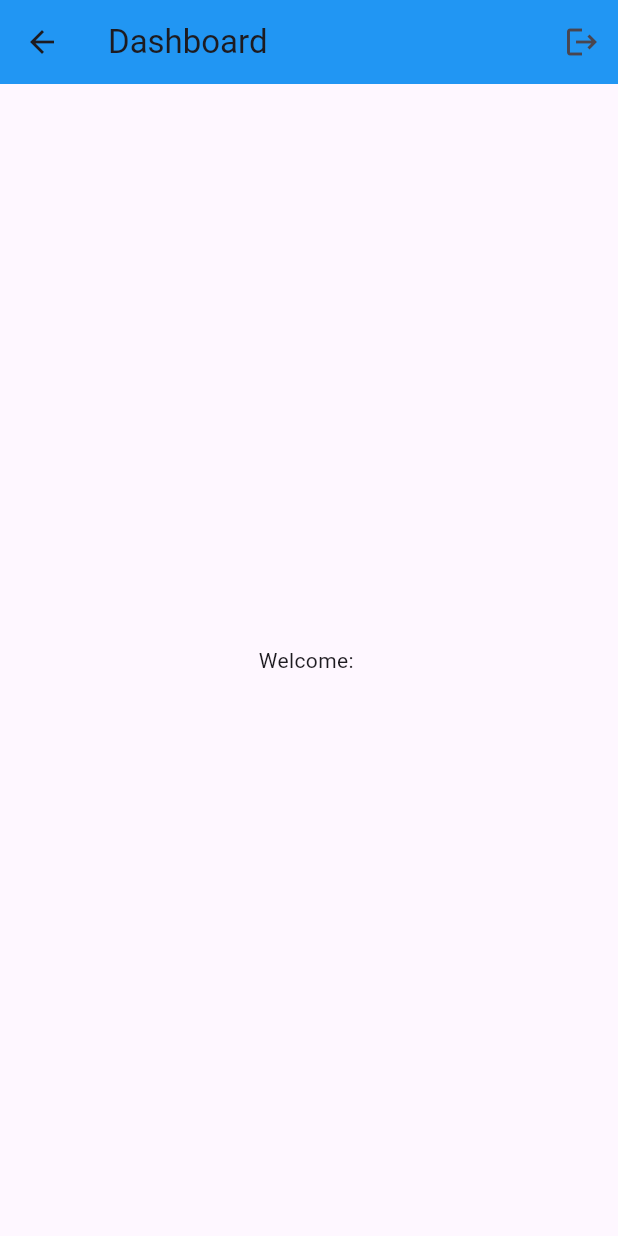
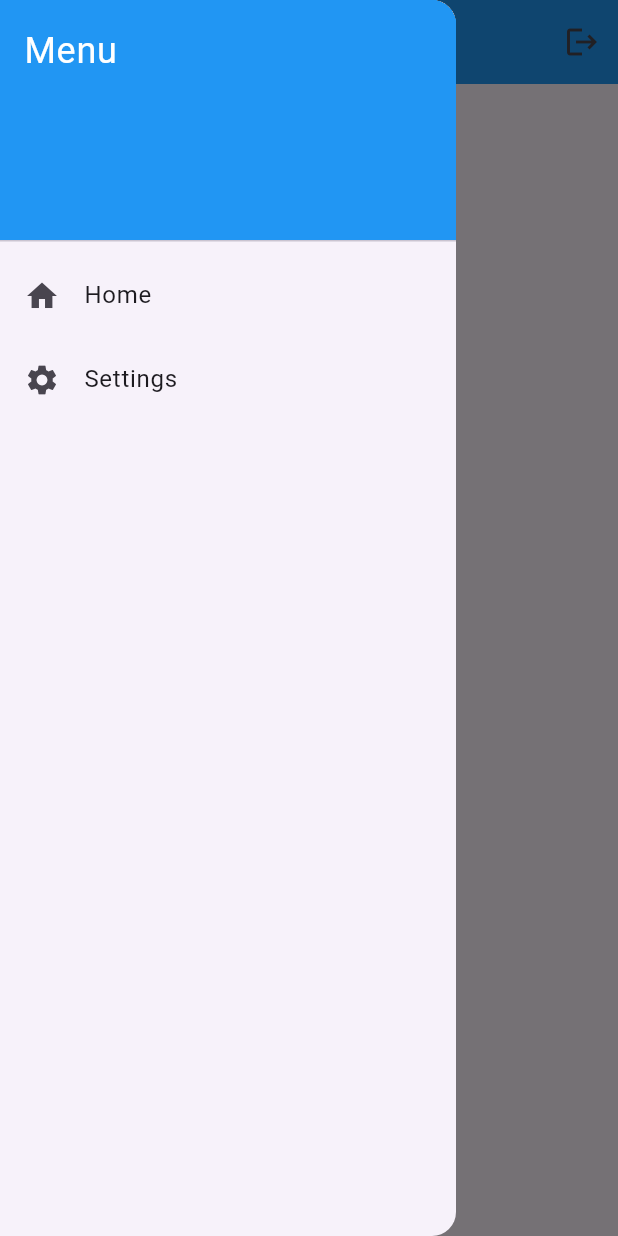
Before and after one commit to Ahnuf-Karim-Chowdhury/GMail-Manager-Flutter-App, a Flutter app: the screen it shows once a user with an empty profile is signed in, with the side drawer open (before the commit the screen has no drawer), on a phone screen of 412 x 824 dp. Run offline on Flutter 3.47's test engine with Material 3 defaults, Android fonts, the phone set to English and light mode, and no system bars; our stand-ins replace firebase_auth, firebase_core, flutter_svg, google_sign_in, logger; accounts and stored records are empty; generated files the repository leaves out were written again.

```diff
--- a/lib/components/sidebar.dart
+++ b/lib/components/sidebar.dart
@@ -1,6 +1,7 @@
 import 'package:flutter/material.dart';
 
-class Sidebar extends StatelessWidget {
+// ignore: use_key_in_widget_constructors
+class SidebarPage extends StatelessWidget {
   @override
   Widget build(BuildContext context) {
     return Drawer(
--- a/lib/pages/home.dart
+++ b/lib/pages/home.dart
@@ -1,6 +1,7 @@
 import 'package:firebase_auth/firebase_auth.dart';
 import 'package:flutter/material.dart';
 import 'package:logger/logger.dart';
+import 'package:gmail_manager/components/sidebar.dart';
 
 class HomePage extends StatelessWidget {
   HomePage({super.key});
@@ -24,10 +25,9 @@ class HomePage extends StatelessWidget {
       appBar: AppBar(
         backgroundColor: Colors.blue,
         leading: IconButton(
-          icon: Icon(Icons.arrow_back),
+          icon: Icon(Icons.menu),
           onPressed: () {
-            // Handle back navigation
-            Navigator.pop(context);
+            Scaffold.of(context).openDrawer();
           },
         ),
         actions: [
@@ -38,6 +38,7 @@ class HomePage extends StatelessWidget {
         ],
         title: Text('Dashboard'),
       ),
+      drawer: SidebarPage(),
       body: Center(
         child: Text("Welcome: ${user.email}"),
       ),
```
